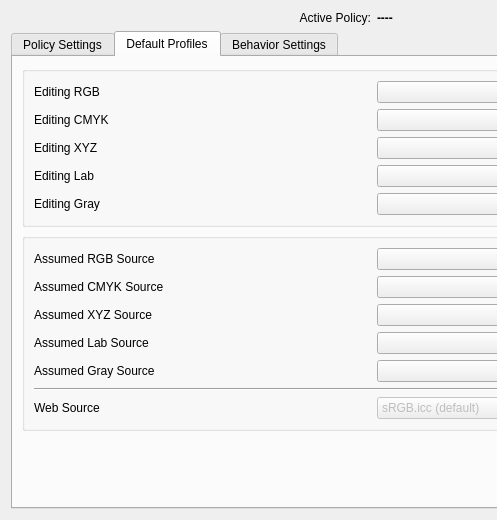
Old version of the form settings/kmsettings.ui in the repository KDE/kolor-manager; both pictures show x 0 to 497 and y 0 to 520 of the 747 by 520 pixel window.
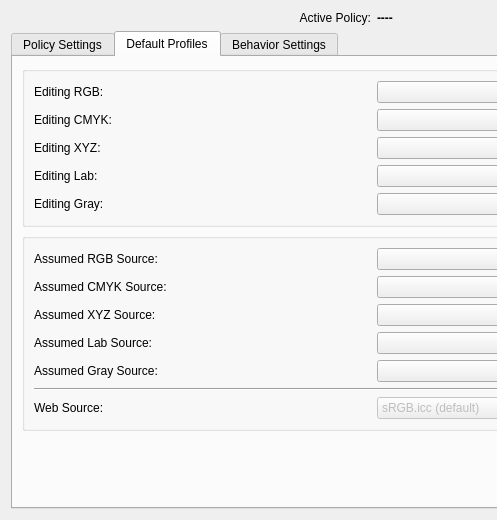
New version of the form. The open tabs and pages were chosen to show the change.

Commit message: add colons to labels

Diff of the .ui file:
```diff
--- a/settings/kmsettings.ui
+++ b/settings/kmsettings.ui
@@ -131,7 +131,7 @@
           <item row="0" column="0">
            <widget class="QLabel" name="label_ASSUMED_RGB">
             <property name="text">
-             <string>Assumed RGB Source</string>
+             <string>Assumed RGB Source:</string>
             </property>
            </widget>
           </item>
@@ -145,7 +145,7 @@
           <item row="1" column="0">
            <widget class="QLabel" name="label_ASSUMED_CMYK">
             <property name="text">
-             <string>Assumed CMYK Source</string>
+             <string>Assumed CMYK Source:</string>
             </property>
            </widget>
           </item>
@@ -159,7 +159,7 @@
           <item row="2" column="0">
            <widget class="QLabel" name="label_ASSUMED_XYZ">
             <property name="text">
-             <string>Assumed XYZ Source</string>
+             <string>Assumed XYZ Source:</string>
             </property>
            </widget>
           </item>
@@ -173,7 +173,7 @@
           <item row="3" column="0">
            <widget class="QLabel" name="label_ASSUMED_LAB">
             <property name="text">
-             <string>Assumed Lab Source</string>
+             <string>Assumed Lab Source:</string>
             </property>
            </widget>
           </item>
@@ -187,7 +187,7 @@
           <item row="4" column="0">
            <widget class="QLabel" name="label_ASSUMED_GRAY">
             <property name="text">
-             <string>Assumed Gray Source</string>
+             <string>Assumed Gray Source:</string>
             </property>
            </widget>
           </item>
@@ -204,7 +204,7 @@
           <item row="6" column="0">
            <widget class="QLabel" name="label_ASSUMED_WEB">
             <property name="text">
-             <string>Web Source</string>
+             <string>Web Source:</string>
             </property>
            </widget>
           </item>
@@ -232,7 +232,7 @@
           <item row="2" column="0">
            <widget class="QLabel" name="label_EDITING_RGB">
             <property name="text">
-             <string>Editing RGB</string>
+             <string>Editing RGB:</string>
             </property>
            </widget>
           </item>
@@ -246,7 +246,7 @@
           <item row="3" column="0">
            <widget class="QLabel" name="label_EDITING_CMYK">
             <property name="text">
-             <string>Editing CMYK</string>
+             <string>Editing CMYK:</string>
             </property>
            </widget>
           </item>
@@ -260,7 +260,7 @@
           <item row="4" column="0">
            <widget class="QLabel" name="label_EDITING_XYZ">
             <property name="text">
-             <string>Editing XYZ</string>
+             <string>Editing XYZ:</string>
             </property>
            </widget>
           </item>
@@ -274,7 +274,7 @@
           <item row="5" column="0">
            <widget class="QLabel" name="label_EDITING_LAB">
             <property name="text">
-             <string>Editing Lab</string>
+             <string>Editing Lab:</string>
             </property>
            </widget>
           </item>
@@ -288,7 +288,7 @@
           <item row="6" column="0">
            <widget class="QLabel" name="label_EDITING_GRAY">
             <property name="text">
-             <string>Editing Gray</string>
+             <string>Editing Gray:</string>
             </property>
            </widget>
           </item>
```
Left out of the diff: 7 changed lines with no effect on the pictures.
